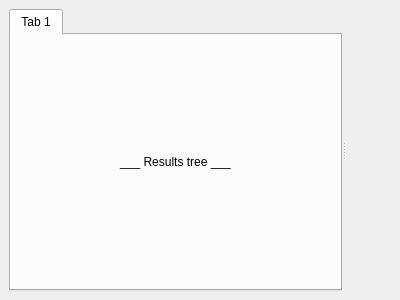
Above: cad/plugins/NanoVision-1/src/ResultsWindow.ui from kanzure/nanoengineer before the change. Below: the same form after it.
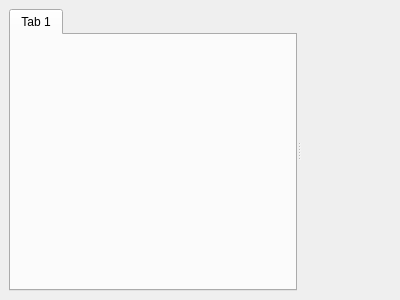
That is the form after the change.

Commit message: Experimental: tree widget addition into new tab of tabWidget

Diff of the .ui file:
```diff
--- a/cad/plugins/NanoVision-1/src/ResultsWindow.ui
+++ b/cad/plugins/NanoVision-1/src/ResultsWindow.ui
@@ -45,35 +45,24 @@
         <property name="spacing" >
          <number>6</number>
         </property>
-        <item>
-         <widget class="QLabel" name="label" >
-          <property name="sizePolicy" >
-           <sizepolicy>
-            <hsizetype>3</hsizetype>
-            <vsizetype>5</vsizetype>
-            <horstretch>0</horstretch>
-            <verstretch>0</verstretch>
-           </sizepolicy>
-          </property>
-          <property name="text" >
-           <string>___ Results tree ___</string>
-          </property>
-          <property name="scaledContents" >
-           <bool>false</bool>
-          </property>
-          <property name="alignment" >
-           <set>Qt::AlignCenter</set>
-          </property>
-         </widget>
-        </item>
+        <property name="leftMargin" >
+         <number>9</number>
+        </property>
+        <property name="topMargin" >
+         <number>9</number>
+        </property>
+        <property name="rightMargin" >
+         <number>9</number>
+        </property>
+        <property name="bottomMargin" >
+         <number>9</number>
+        </property>
        </layout>
       </widget>
      </widget>
      <widget class="QWidget" native="1" name="widget" >
       <property name="sizePolicy" >
-       <sizepolicy>
-        <hsizetype>3</hsizetype>
-        <vsizetype>5</vsizetype>
+       <sizepolicy vsizetype="Preferred" hsizetype="MinimumExpanding" >
         <horstretch>0</horstretch>
         <verstretch>0</verstretch>
        </sizepolicy>
```
Left out of the diff: 33 changed lines with no effect on the pictures. The commit also changes 3 other files.
